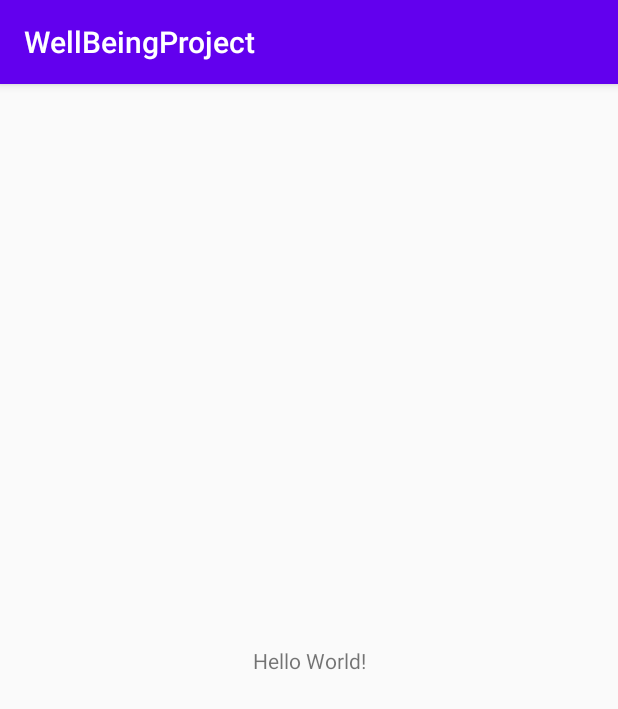
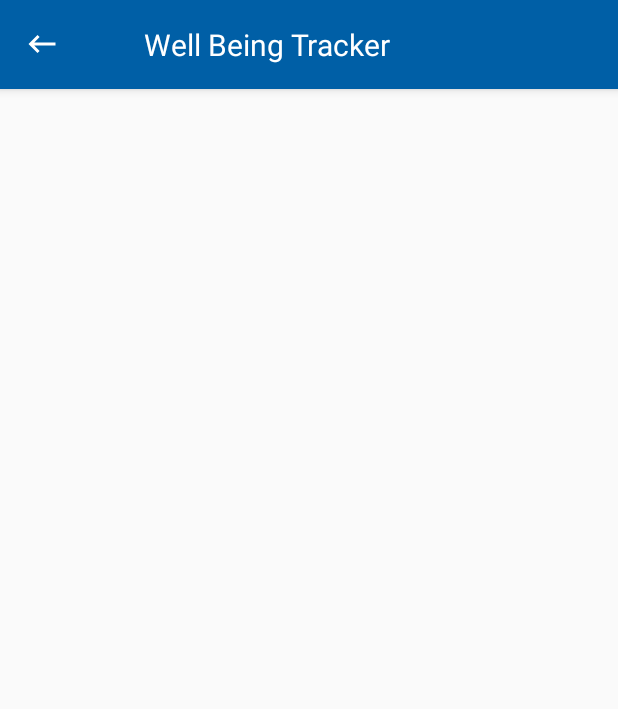
Before and after one commit to gabrielhynes99/WellBeingApp, an Android app: the screen it shows after launch (MainActivity), on a phone screen of 412 x 824 dp. Shown: the top 709 px of the screen. Run offline under Robolectric (Android 15) with nearby library versions, the phone set to English and light mode, and no system bars.

Commit message:
Added in the toolbar xml and added it to MainActivity

```diff
--- a/app/src/main/java/com/example/wellbeingproject/MainActivity.java
+++ b/app/src/main/java/com/example/wellbeingproject/MainActivity.java
@@ -3,12 +3,28 @@ package com.example.wellbeingproject;
 import androidx.appcompat.app.AppCompatActivity;
 
 import android.os.Bundle;
+import android.view.View;
+import android.widget.ImageView;
+import android.widget.Toast;
+import android.widget.Toolbar;
 
 public class MainActivity extends AppCompatActivity {
 
+    private Toolbar toolbar;
     @Override
     protected void onCreate(Bundle savedInstanceState) {
         super.onCreate(savedInstanceState);
         setContentView(R.layout.activity_main);
+
+        ImageView backbutton = findViewById(R.id.back_button);
+
+        //to access the back button
+        backbutton.setOnClickListener(new View.OnClickListener() {
+            @Override
+            public void onClick(View v) {
+                Toast.makeText(MainActivity.this, "Back button", Toast.LENGTH_SHORT).show();
+            }
+        });
+
     }
 }
--- /dev/null
+++ b/app/src/main/res/drawable/ic_baseline_keyboard_backspace_24.xml
@@ -0,0 +1,5 @@
+<vector android:height="24dp" android:tint="#FFFFFF"
+    android:viewportHeight="24" android:viewportWidth="24"
+    android:width="24dp" xmlns:android="http://schemas.android.com/apk/res/android">
+    <path android:fillColor="@android:color/white" android:pathData="M21,11H6.83l3.58,-3.59L9,6l-6,6 6,6 1.41,-1.41L6.83,13H21z"/>
+</vector>
--- a/app/src/main/res/layout/activity_main.xml
+++ b/app/src/main/res/layout/activity_main.xml
@@ -1,18 +1,13 @@
 <?xml version="1.0" encoding="utf-8"?>
-<androidx.constraintlayout.widget.ConstraintLayout xmlns:android="http://schemas.android.com/apk/res/android"
+<RelativeLayout xmlns:android="http://schemas.android.com/apk/res/android"
     xmlns:app="http://schemas.android.com/apk/res-auto"
     xmlns:tools="http://schemas.android.com/tools"
     android:layout_width="match_parent"
     android:layout_height="match_parent"
     tools:context=".MainActivity">
 
-    <TextView
-        android:layout_width="wrap_content"
-        android:layout_height="wrap_content"
-        android:text="Hello World!"
-        app:layout_constraintBottom_toBottomOf="parent"
-        app:layout_constraintLeft_toLeftOf="parent"
-        app:layout_constraintRight_toRightOf="parent"
-        app:layout_constraintTop_toTopOf="parent" />
+    <include
+        android:id="@+id/toolbar"
+        layout="@layout/toolbar" />
 
-</androidx.constraintlayout.widget.ConstraintLayout>
+</RelativeLayout>
--- /dev/null
+++ b/app/src/main/res/layout/toolbar.xml
@@ -0,0 +1,29 @@
+<?xml version="1.0" encoding="utf-8"?>
+<RelativeLayout xmlns:android="http://schemas.android.com/apk/res/android"
+    android:layout_width="match_parent"
+    android:layout_height="wrap_content"
+    android:background="@color/primaryColour"
+    android:elevation="4dp"
+    android:id="@+id/myToolBar">
+
+    <RelativeLayout
+        android:layout_width="match_parent"
+        android:layout_height="wrap_content"
+        android:padding="16dp">
+        <ImageView
+            android:layout_width="wrap_content"
+            android:layout_height="wrap_content"
+            android:id="@+id/back_button"
+            android:src="@drawable/ic_baseline_keyboard_backspace_24"
+            android:layout_centerVertical="true"/>
+        <TextView
+            android:layout_width="wrap_content"
+            android:layout_height="wrap_content"
+            android:text="Well Being Tracker"
+            android:id="@+id/toolbar_title"
+            android:textColor="@android:color/white"
+            android:textSize="20sp"
+            android:layout_marginLeft="80dp"/>
+
+    </RelativeLayout>
+</RelativeLayout>
--- a/app/src/main/res/values/colors.xml
+++ b/app/src/main/res/values/colors.xml
@@ -3,4 +3,5 @@
     <color name="colorPrimary">#6200EE</color>
     <color name="colorPrimaryDark">#3700B3</color>
     <color name="colorAccent">#03DAC5</color>
+    <color name="primaryColour">#005fa6</color>
 </resources>
--- a/app/src/main/res/values/styles.xml
+++ b/app/src/main/res/values/styles.xml
@@ -1,6 +1,6 @@
 <resources>
     <!-- Base application theme. -->
-    <style name="AppTheme" parent="Theme.AppCompat.Light.DarkActionBar">
+    <style name="AppTheme" parent="Theme.AppCompat.Light.NoActionBar">
         <!-- Customize your theme here. -->
         <item name="colorPrimary">@color/colorPrimary</item>
         <item name="colorPrimaryDark">@color/colorPrimaryDark</item>
```
